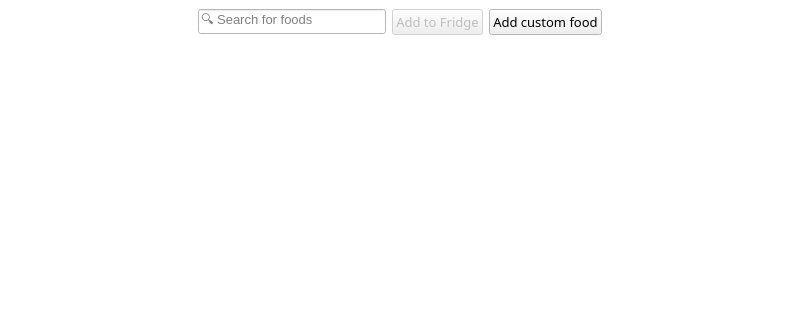
josh-minch/spartan, file ui_searchwindow.ui: the form before one commit; both pictures show x 0 to 800 and y 0 to 320 of the 800 by 600 pixel window.
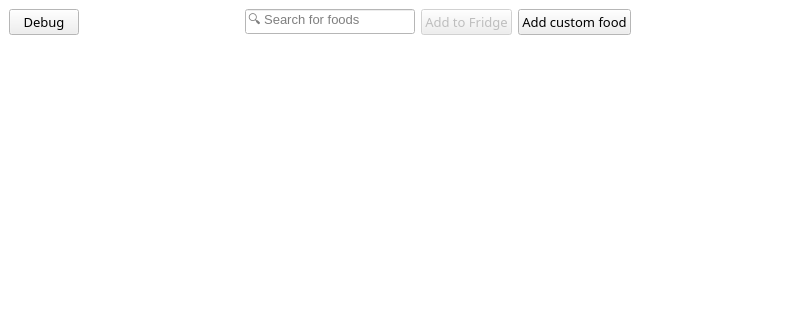
The form after the commit. Icons and pictures are not drawn.

What changed in the file:
```diff
--- a/ui_searchwindow.ui
+++ b/ui_searchwindow.ui
@@ -87,6 +87,31 @@
      <layout class="QVBoxLayout" name="verticalLayout">
       <item>
        <layout class="QHBoxLayout" name="horizontalLayout">
+        <item>
+         <widget class="QPushButton" name="debug_btn">
+          <property name="sizePolicy">
+           <sizepolicy hsizetype="Expanding" vsizetype="Fixed">
+            <horstretch>0</horstretch>
+            <verstretch>0</verstretch>
+           </sizepolicy>
+          </property>
+          <property name="maximumSize">
+           <size>
+            <width>70</width>
+            <height>16777215</height>
+           </size>
+          </property>
+          <property name="font">
+           <font>
+            <family>Segoe UI Semilight</family>
+            <pointsize>10</pointsize>
+           </font>
+          </property>
+          <property name="text">
+           <string>Debug</string>
+          </property>
+         </widget>
+        </item>
         <item>
          <spacer name="horizontalSpacer_4">
           <property name="orientation">
```
